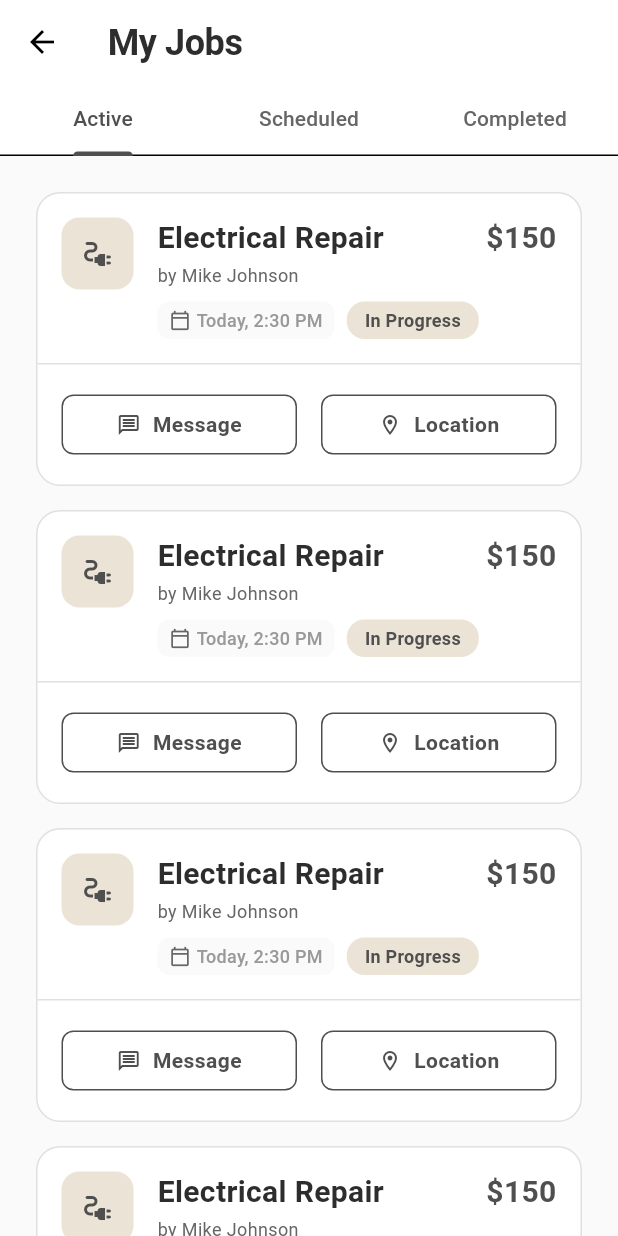
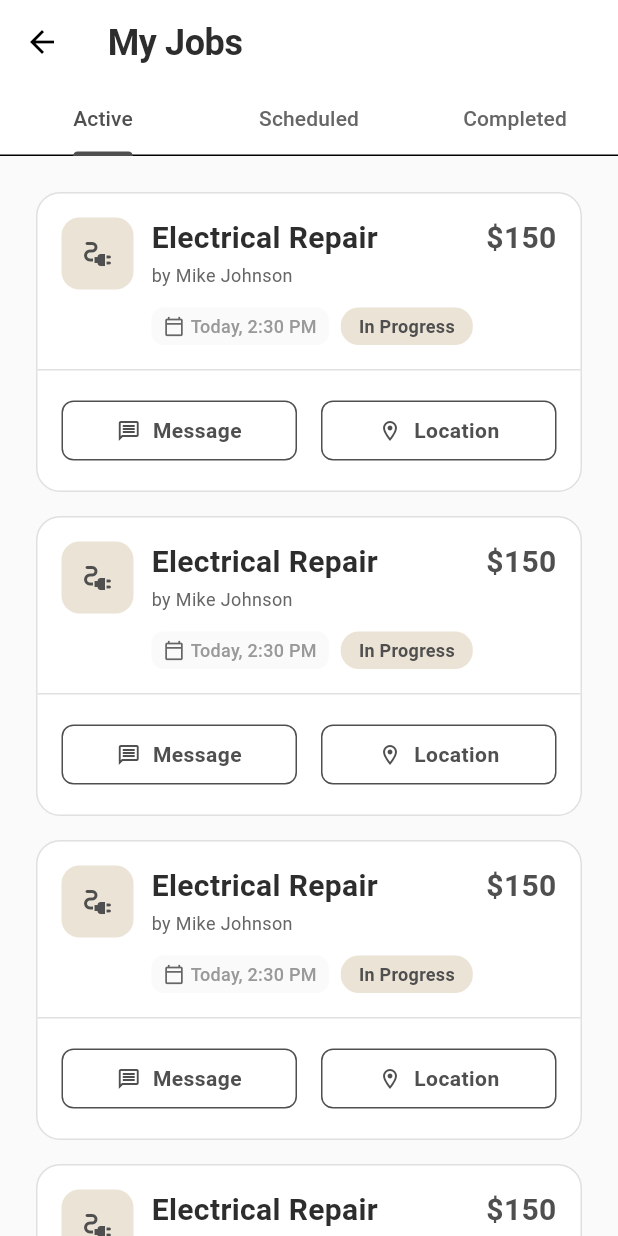
Before and after one commit to Albaraazain/voltz, a Flutter app: the JobsScreen screen opened directly, on a phone screen of 412 x 824 dp. Run offline on Flutter 3.47's test engine with Material 3 defaults, Android fonts, the phone set to English and light mode, and no system bars; our stand-ins replace fl_chart, flutter_local_notifications, photo_view, table_calendar, timeago.

Commit message:
Refactor JobCard widget for improved layout and readability
- Adjusted spacing and alignment for better visual consistency.
- Moved job title and electrician name into a dedicated column with overflow handling.
- Enhanced amount display and added ellipsis support for text overflow in various components.
- Updated InfoChip and StatusChip to handle text overflow gracefully.

```diff
--- a/lib/features/homeowner/widgets/job_card.dart
+++ b/lib/features/homeowner/widgets/job_card.dart
@@ -49,8 +49,15 @@ class JobCard extends StatelessWidget {
                     color: AppColors.accent,
                   ),
                 ),
-                const SizedBox(width: 16),
+                const SizedBox(width: 12),
                 // Job Details
+                Expanded(
+                  child: Column(
+                    crossAxisAlignment: CrossAxisAlignment.start,
+                    children: [
+                      Row(
+                        crossAxisAlignment: CrossAxisAlignment.start,
+                        children: [
                           Expanded(
                             child: Column(
                               crossAxisAlignment: CrossAxisAlignment.start,
@@ -58,31 +65,39 @@ class JobCard extends StatelessWidget {
                                 Text(
                                   jobTitle,
                                   style: AppTextStyles.h3,
+                                  overflow: TextOverflow.ellipsis,
                                 ),
                                 const SizedBox(height: 4),
                                 Text(
                                   'by $electricianName',
                                   style: AppTextStyles.bodySmall,
+                                  overflow: TextOverflow.ellipsis,
                                 ),
-                      const SizedBox(height: 8),
-                      Row(
+                              ],
+                            ),
+                          ),
+                          const SizedBox(width: 8),
+                          Text(
+                            amount,
+                            style: AppTextStyles.h3.copyWith(
+                              color: AppColors.accent,
+                            ),
+                          ),
+                        ],
+                      ),
+                      const SizedBox(height: 12),
+                      Wrap(
+                        spacing: 8,
+                        runSpacing: 8,
                         children: [
                           _InfoChip(
                             icon: Icons.calendar_today_outlined,
                             label: date,
                           ),
-                          const SizedBox(width: 8),
                           _StatusChip(status: status),
                         ],
                       ),
                     ],
-                  ),
-                ),
-                // Amount
-                Text(
-                  amount,
-                  style: AppTextStyles.h3.copyWith(
-                    color: AppColors.accent,
                   ),
                 ),
               ],
@@ -195,9 +210,12 @@ class _InfoChip extends StatelessWidget {
             color: AppColors.textSecondary,
           ),
           const SizedBox(width: 4),
-          Text(
+          Flexible(
+            child: Text(
               label,
               style: AppTextStyles.caption,
+              overflow: TextOverflow.ellipsis,
+            ),
           ),
         ],
       ),
@@ -224,6 +242,7 @@ class _StatusChip extends StatelessWidget {
           color: AppColors.accent,
           fontWeight: FontWeight.w600,
         ),
+        overflow: TextOverflow.ellipsis,
       ),
     );
   }
```
Lines whose indentation alone changed are shown as unchanged.
